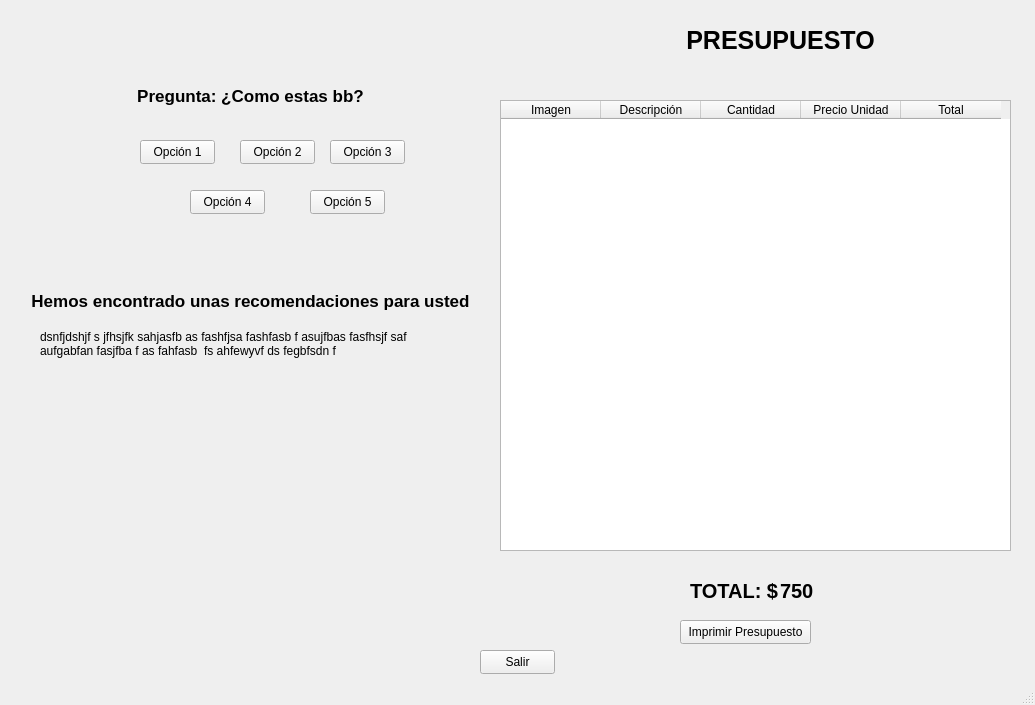
Old version of the form interfaz.ui in the repository IvanArmella/SistemaExperto.
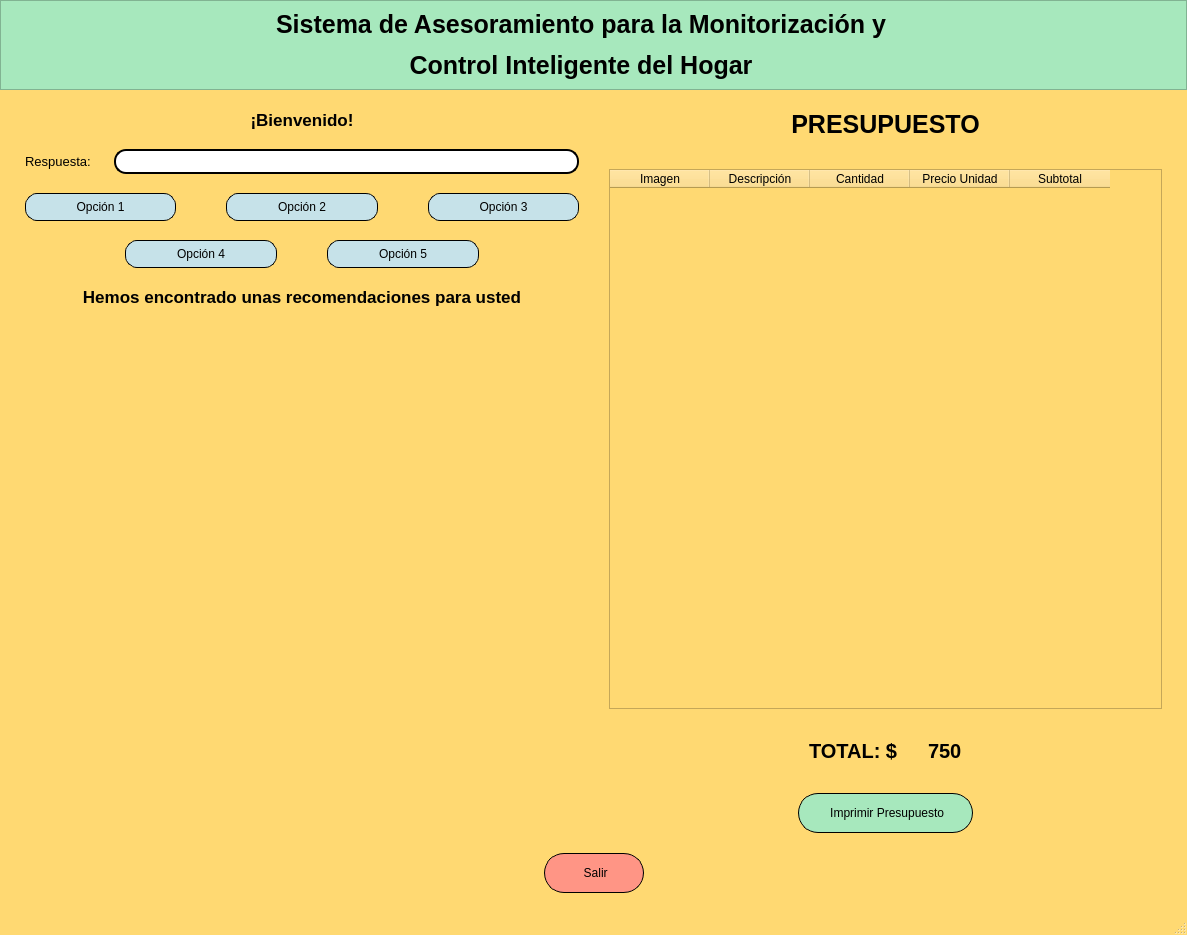
New version of the form. Icons and pictures are not drawn.

```diff
--- a/interfaz.ui
+++ b/interfaz.ui
@@ -6,23 +6,142 @@
    <rect>
     <x>0</x>
     <y>0</y>
-    <width>1035</width>
-    <height>705</height>
+    <width>1187</width>
+    <height>935</height>
    </rect>
   </property>
   <property name="windowTitle">
-   <string>MainWindow</string>
+   <string>Ingeniería del Conocimiento</string>
+  </property>
+  <property name="windowIcon">
+   <iconset>
+    <normaloff>Iconos/domotica_0.png.webp</normaloff>Iconos/domotica_0.png.webp</iconset>
+  </property>
+  <property name="styleSheet">
+   <string notr="true">QMainWindow{
+	background-color:#ffd972;
+}</string>
   </property>
   <widget class="QWidget" name="centralwidget">
+   <property name="styleSheet">
+    <string notr="true">QWidget{
+	background-color:#ffd972
+}</string>
+   </property>
+   <layout class="QVBoxLayout" name="verticalLayout_3">
+    <property name="spacing">
+     <number>20</number>
+    </property>
+    <property name="leftMargin">
+     <number>0</number>
+    </property>
+    <property name="topMargin">
+     <number>0</number>
+    </property>
+    <property name="rightMargin">
+     <number>0</number>
+    </property>
+    <property name="bottomMargin">
+     <number>20</number>
+    </property>
+    <item>
+     <widget class="QFrame" name="frame">
+      <property name="autoFillBackground">
+       <bool>false</bool>
+      </property>
+      <property name="styleSheet">
+       <string notr="true">QFrame{
+	background-color: #a7e8bd
+}</string>
+      </property>
+      <property name="frameShape">
+       <enum>QFrame::StyledPanel</enum>
+      </property>
+      <property name="frameShadow">
+       <enum>QFrame::Raised</enum>
+      </property>
+      <layout class="QHBoxLayout" name="horizontalLayout">
+       <property name="leftMargin">
+        <number>30</number>
+       </property>
+       <property name="rightMargin">
+        <number>30</number>
+       </property>
+       <item>
+        <widget class="QLabel" name="label">
+         <property name="maximumSize">
+          <size>
+           <width>75</width>
+           <height>75</height>
+          </size>
+         </property>
+         <property name="text">
+          <string/>
+         </property>
+         <property name="pixmap">
+          <pixmap>Iconos/logo-fi-unju-gran-formato-vertical-3000x2746.png</pixmap>
+         </property>
+         <property name="scaledContents">
+          <bool>true</bool>
+         </property>
+        </widget>
+       </item>
+       <item>
+        <widget class="QLabel" name="label_5">
+         <property name="font">
+          <font>
+           <pointsize>19</pointsize>
+           <bold>true</bold>
+          </font>
+         </property>
+         <property name="text">
+          <string>&lt;html&gt;&lt;head/&gt;&lt;body&gt;&lt;p&gt;&lt;span style=&quot; color:#000000;&quot;&gt;Sistema de Asesoramiento para la Monitorización y&lt;/span&gt;&lt;/p&gt;&lt;p&gt;&lt;span style=&quot; color:#000000;&quot;&gt;Control Inteligente del Hogar&lt;/span&gt;&lt;/p&gt;&lt;/body&gt;&lt;/html&gt;</string>
+         </property>
+         <property name="alignment">
+          <set>Qt::AlignCenter</set>
+         </property>
+         <property name="wordWrap">
+          <bool>true</bool>
+         </property>
+        </widget>
+       </item>
+       <item>
+        <widget class="QLabel" name="label_3">
+         <property name="maximumSize">
+          <size>
+           <width>100</width>
+           <height>80</height>
+          </size>
+         </property>
+         <property name="text">
+          <string/>
+         </property>
+         <property name="pixmap">
+          <pixmap>Iconos/LOGO-BLANCO-INTECH-Edit.png</pixmap>
+         </property>
+         <property name="scaledContents">
+          <bool>true</bool>
+         </property>
+        </widget>
+       </item>
+      </layout>
+     </widget>
+    </item>
+    <item>
+     <layout class="QHBoxLayout" name="horizontalLayout_8">
+      <property name="spacing">
+       <number>30</number>
+      </property>
+      <item>
+       <layout class="QVBoxLayout" name="verticalLayout" stretch="0,0,0,0,0,2">
+        <property name="spacing">
+         <number>19</number>
+        </property>
+        <property name="leftMargin">
+         <number>25</number>
+        </property>
+        <item>
    <widget class="QLabel" name="lbl_pregunta">
-    <property name="geometry">
-     <rect>
-      <x>30</x>
-      <y>60</y>
-      <width>441</width>
-      <height>71</height>
-     </rect>
-    </property>
     <property name="font">
      <font>
       <pointsize>13</pointsize>
@@ -30,7 +149,7 @@
      </font>
     </property>
     <property name="text">
-     <string>Pregunta: ¿Como estas bb?</string>
+           <string>¡Bienvenido!</string>
     </property>
     <property name="alignment">
      <set>Qt::AlignCenter</set>
@@ -39,80 +158,221 @@
      <bool>true</bool>
     </property>
    </widget>
+        </item>
+        <item>
+         <layout class="QHBoxLayout" name="horizontalLayout_4">
+          <item>
+           <widget class="QLabel" name="label_6">
+            <property name="font">
+             <font>
+              <pointsize>10</pointsize>
+             </font>
+            </property>
+            <property name="text">
+             <string>Respuesta: </string>
+            </property>
+           </widget>
+          </item>
+          <item>
+           <widget class="QLineEdit" name="edt_respuesta">
+            <property name="minimumSize">
+             <size>
+              <width>0</width>
+              <height>25</height>
+             </size>
+            </property>
+            <property name="styleSheet">
+             <string notr="true">QLineEdit{
+	border:2px solid rgb(0,0,0);
+	border-radius:12px;
+	background-color: rgb(255, 255, 255);
+	padding-left: 12px;
+	padding-right: 12px;
+}
+QLineEdit:hover{
+	border: 2px solid rgb(0,0,0)
+}
+QLineEdit:focus{
+	border: 2px solid rgb(85, 170, 255)
+}</string>
+            </property>
+           </widget>
+          </item>
+         </layout>
+        </item>
+        <item>
+         <layout class="QHBoxLayout" name="horizontalLayout_2">
+          <property name="spacing">
+           <number>50</number>
+          </property>
+          <item>
    <widget class="QPushButton" name="btn_opc1">
-    <property name="geometry">
-     <rect>
-      <x>140</x>
-      <y>140</y>
-      <width>75</width>
-      <height>24</height>
-     </rect>
+            <property name="minimumSize">
+             <size>
+              <width>100</width>
+              <height>28</height>
+             </size>
+            </property>
+            <property name="cursor">
+             <cursorShape>PointingHandCursor</cursorShape>
+            </property>
+            <property name="styleSheet">
+             <string notr="true">QPushButton{
+	border:1px solid;
+	border-radius:12px;
+	background-color:#c6e2e9;
+}
+QPushButton:hover{
+	font-weight: bold;
+}
+QPushButton:pressed{
+	background-color:#a7bed3;
+	border:2px solid;
+}</string>
     </property>
     <property name="text">
      <string>Opción 1</string>
     </property>
    </widget>
+          </item>
+          <item>
    <widget class="QPushButton" name="btn_opc2">
-    <property name="geometry">
-     <rect>
-      <x>240</x>
-      <y>140</y>
-      <width>75</width>
-      <height>24</height>
-     </rect>
+            <property name="minimumSize">
+             <size>
+              <width>100</width>
+              <height>28</height>
+             </size>
+            </property>
+            <property name="cursor">
+             <cursorShape>PointingHandCursor</cursorShape>
+            </property>
+            <property name="styleSheet">
+             <string notr="true">QPushButton{
+	border:1px solid;
+	border-radius:12px;
+	background-color:#c6e2e9;
+}
+QPushButton:hover{
+	font-weight: bold;
+}
+QPushButton:pressed{
+	background-color:#a7bed3;
+	border:2px solid;
+}
+</string>
     </property>
     <property name="text">
      <string>Opción 2</string>
     </property>
    </widget>
+          </item>
+          <item>
    <widget class="QPushButton" name="btn_opc3">
-    <property name="geometry">
-     <rect>
-      <x>330</x>
-      <y>140</y>
-      <width>75</width>
-      <height>24</height>
-     </rect>
+            <property name="minimumSize">
+             <size>
+              <width>100</width>
+              <height>28</height>
+             </size>
+            </property>
+            <property name="cursor">
+             <cursorShape>PointingHandCursor</cursorShape>
+            </property>
+            <property name="styleSheet">
+             <string notr="true">QPushButton{
+	border:1px solid;
+	border-radius:12px;
+	background-color:#c6e2e9;
+}
+QPushButton:hover{
+	font-weight: bold;
+}
+QPushButton:pressed{
+	background-color:#a7bed3;
+	border:2px solid;
+}</string>
     </property>
     <property name="text">
      <string>Opción 3</string>
     </property>
    </widget>
-   <widget class="QPushButton" name="btn_opc5">
-    <property name="geometry">
-     <rect>
-      <x>310</x>
-      <y>190</y>
-      <width>75</width>
-      <height>24</height>
-     </rect>
-    </property>
-    <property name="text">
-     <string>Opción 5</string>
-    </property>
-   </widget>
+          </item>
+         </layout>
+        </item>
+        <item>
+         <layout class="QHBoxLayout" name="horizontalLayout_3">
+          <property name="spacing">
+           <number>50</number>
+          </property>
+          <property name="leftMargin">
+           <number>100</number>
+          </property>
+          <property name="rightMargin">
+           <number>100</number>
+          </property>
+          <item>
    <widget class="QPushButton" name="btn_opc4">
-    <property name="geometry">
-     <rect>
-      <x>190</x>
-      <y>190</y>
-      <width>75</width>
-      <height>24</height>
-     </rect>
+            <property name="minimumSize">
+             <size>
+              <width>100</width>
+              <height>28</height>
+             </size>
+            </property>
+            <property name="cursor">
+             <cursorShape>PointingHandCursor</cursorShape>
+            </property>
+            <property name="styleSheet">
+             <string notr="true">QPushButton{
+	border:1px solid;
+	border-radius:12px;
+	background-color:#c6e2e9;
+}
+QPushButton:hover{
+	font-weight: bold;
+}
+QPushButton:pressed{
+	background-color:#a7bed3;
+	border:2px solid;
+}</string>
     </property>
     <property name="text">
      <string>Opción 4</string>
     </property>
    </widget>
+          </item>
+          <item>
+           <widget class="QPushButton" name="btn_opc5">
+            <property name="minimumSize">
+             <size>
+              <width>100</width>
+              <height>28</height>
+             </size>
+            </property>
+            <property name="cursor">
+             <cursorShape>PointingHandCursor</cursorShape>
+            </property>
+            <property name="styleSheet">
+             <string notr="true">QPushButton{
+	border:1px solid;
+	border-radius:12px;
+	background-color:#c6e2e9;
+}
+QPushButton:hover{
+	font-weight: bold;
+}
+QPushButton:pressed{
+	background-color:#a7bed3;
+	border:2px solid;
+}</string>
+            </property>
+            <property name="text">
+             <string>Opción 5</string>
+            </property>
+           </widget>
+          </item>
+         </layout>
+        </item>
+        <item>
    <widget class="QLabel" name="label_2">
-    <property name="geometry">
-     <rect>
-      <x>30</x>
-      <y>280</y>
-      <width>441</width>
-      <height>41</height>
-     </rect>
-    </property>
     <property name="font">
      <font>
       <pointsize>13</pointsize>
@@ -132,14 +392,13 @@
      <set>Qt::AlignCenter</set>
     </property>
    </widget>
+        </item>
+        <item>
    <widget class="QLabel" name="lbl_recomendaciones">
-    <property name="geometry">
-     <rect>
-      <x>40</x>
-      <y>330</y>
-      <width>421</width>
-      <height>281</height>
-     </rect>
+          <property name="font">
+           <font>
+            <pointsize>10</pointsize>
+           </font>
     </property>
     <property name="autoFillBackground">
      <bool>false</bool>
@@ -148,7 +407,7 @@
      <enum>QFrame::Plain</enum>
     </property>
     <property name="text">
-     <string>dsnfjdshjf s jfhsjfk sahjasfb as fashfjsa fashfasb f asujfbas fasfhsjf saf aufgabfan fasjfba f as fahfasb  fs ahfewyvf ds fegbfsdn f</string>
+           <string/>
     </property>
     <property name="textFormat">
      <enum>Qt::PlainText</enum>
@@ -163,15 +422,16 @@
      <bool>true</bool>
     </property>
    </widget>
+        </item>
+       </layout>
+      </item>
+      <item>
+       <layout class="QVBoxLayout" name="verticalLayout_2">
+        <property name="rightMargin">
+         <number>25</number>
+        </property>
+        <item>
    <widget class="QLabel" name="label_4">
-    <property name="geometry">
-     <rect>
-      <x>560</x>
-      <y>20</y>
-      <width>441</width>
-      <height>41</height>
-     </rect>
-    </property>
     <property name="font">
      <font>
       <pointsize>19</pointsize>
@@ -188,19 +448,49 @@
      <bool>true</bool>
     </property>
    </widget>
+        </item>
+        <item>
    <widget class="QTableWidget" name="table_presupuesto">
-    <property name="geometry">
-     <rect>
-      <x>500</x>
-      <y>100</y>
-      <width>511</width>
-      <height>451</height>
-     </rect>
+          <property name="minimumSize">
+           <size>
+            <width>520</width>
+            <height>0</height>
+           </size>
+          </property>
+          <property name="font">
+           <font>
+            <pointsize>10</pointsize>
+           </font>
+          </property>
+          <property name="frameShape">
+           <enum>QFrame::StyledPanel</enum>
+          </property>
+          <property name="frameShadow">
+           <enum>QFrame::Plain</enum>
+          </property>
+          <property name="autoScroll">
+           <bool>true</bool>
+          </property>
+          <property name="tabKeyNavigation">
+           <bool>true</bool>
+          </property>
+          <property name="alternatingRowColors">
+           <bool>false</bool>
+          </property>
+          <property name="sortingEnabled">
+           <bool>true</bool>
     </property>
     <column>
      <property name="text">
       <string>Imagen</string>
      </property>
+           <property name="background">
+            <color>
+             <red>255</red>
+             <green>255</green>
+             <blue>255</blue>
+            </color>
+           </property>
     </column>
     <column>
      <property name="text">
@@ -219,45 +509,28 @@
     </column>
     <column>
      <property name="text">
-      <string>Total</string>
+            <string>Subtotal</string>
      </property>
     </column>
    </widget>
-   <widget class="QPushButton" name="btn_imprimir">
-    <property name="geometry">
-     <rect>
-      <x>680</x>
-      <y>620</y>
-      <width>131</width>
-      <height>24</height>
-     </rect>
-    </property>
-    <property name="text">
-     <string>Imprimir Presupuesto</string>
-    </property>
-   </widget>
-   <widget class="QPushButton" name="btn_salir">
-    <property name="geometry">
-     <rect>
-      <x>480</x>
-      <y>650</y>
-      <width>75</width>
-      <height>24</height>
-     </rect>
-    </property>
-    <property name="text">
-     <string>Salir</string>
-    </property>
-   </widget>
+        </item>
+        <item>
+         <layout class="QHBoxLayout" name="horizontalLayout_5">
+          <item>
+           <spacer name="horizontalSpacer_3">
+            <property name="orientation">
+             <enum>Qt::Horizontal</enum>
+            </property>
+            <property name="sizeHint" stdset="0">
+             <size>
+              <width>40</width>
+              <height>20</height>
+             </size>
+            </property>
+           </spacer>
+          </item>
+          <item>
    <widget class="QLabel" name="lbl_txt_total">
-    <property name="geometry">
-     <rect>
-      <x>690</x>
-      <y>580</y>
-      <width>121</width>
-      <height>21</height>
-     </rect>
-    </property>
     <property name="font">
      <font>
       <pointsize>15</pointsize>
@@ -268,15 +541,9 @@
      <string>TOTAL: $</string>
     </property>
    </widget>
+          </item>
+          <item>
    <widget class="QLabel" name="lbl_total">
-    <property name="geometry">
-     <rect>
-      <x>780</x>
-      <y>580</y>
-      <width>121</width>
-      <height>21</height>
-     </rect>
-    </property>
     <property name="font">
      <font>
       <pointsize>15</pointsize>
@@ -287,6 +554,155 @@
      <string>750</string>
     </property>
    </widget>
+          </item>
+          <item>
+           <spacer name="horizontalSpacer_4">
+            <property name="orientation">
+             <enum>Qt::Horizontal</enum>
+            </property>
+            <property name="sizeHint" stdset="0">
+             <size>
+              <width>40</width>
+              <height>20</height>
+             </size>
+            </property>
+           </spacer>
+          </item>
+         </layout>
+        </item>
+        <item>
+         <layout class="QHBoxLayout" name="horizontalLayout_6">
+          <item>
+           <spacer name="horizontalSpacer">
+            <property name="orientation">
+             <enum>Qt::Horizontal</enum>
+            </property>
+            <property name="sizeHint" stdset="0">
+             <size>
+              <width>40</width>
+              <height>20</height>
+             </size>
+            </property>
+           </spacer>
+          </item>
+          <item>
+           <widget class="QPushButton" name="btn_imprimir">
+            <property name="minimumSize">
+             <size>
+              <width>175</width>
+              <height>40</height>
+             </size>
+            </property>
+            <property name="styleSheet">
+             <string notr="true">QPushButton{
+	border:1px solid;
+	border-radius:20px;
+	background-color:#a7e8bd;
+}
+QPushButton:hover{
+	font-weight: bold;
+}
+QPushButton:pressed{
+	background-color:#04e762;
+	border:2px solid;
+}</string>
+            </property>
+            <property name="text">
+             <string> Imprimir Presupuesto</string>
+            </property>
+            <property name="icon">
+             <iconset>
+              <normaloff>Iconos/impresora.png</normaloff>Iconos/impresora.png</iconset>
+            </property>
+           </widget>
+          </item>
+          <item>
+           <spacer name="horizontalSpacer_2">
+            <property name="orientation">
+             <enum>Qt::Horizontal</enum>
+            </property>
+            <property name="sizeHint" stdset="0">
+             <size>
+              <width>40</width>
+              <height>20</height>
+             </size>
+            </property>
+           </spacer>
+          </item>
+         </layout>
+        </item>
+       </layout>
+      </item>
+     </layout>
+    </item>
+    <item>
+     <layout class="QHBoxLayout" name="horizontalLayout_7">
+      <property name="leftMargin">
+       <number>25</number>
+      </property>
+      <property name="rightMargin">
+       <number>25</number>
+      </property>
+      <item>
+       <spacer name="horizontalSpacer_6">
+        <property name="orientation">
+         <enum>Qt::Horizontal</enum>
+        </property>
+        <property name="sizeHint" stdset="0">
+         <size>
+          <width>40</width>
+          <height>20</height>
+         </size>
+        </property>
+       </spacer>
+      </item>
+      <item>
+       <widget class="QPushButton" name="btn_salir">
+        <property name="minimumSize">
+         <size>
+          <width>100</width>
+          <height>40</height>
+         </size>
+        </property>
+        <property name="styleSheet">
+         <string notr="true">QPushButton{
+	border:1px solid;
+	border-radius:20px;
+	background-color:#ff9585;
+}
+QPushButton:hover{
+	font-weight: bold;
+}
+QPushButton:pressed{
+	background-color:#ff6f59;
+	border:2px solid;
+}</string>
+        </property>
+        <property name="text">
+         <string> Salir</string>
+        </property>
+        <property name="icon">
+         <iconset>
+          <normaloff>Iconos/cerrar-sesion.png</normaloff>Iconos/cerrar-sesion.png</iconset>
+        </property>
+       </widget>
+      </item>
+      <item>
+       <spacer name="horizontalSpacer_7">
+        <property name="orientation">
+         <enum>Qt::Horizontal</enum>
+        </property>
+        <property name="sizeHint" stdset="0">
+         <size>
+          <width>40</width>
+          <height>20</height>
+         </size>
+        </property>
+       </spacer>
+      </item>
+     </layout>
+    </item>
+   </layout>
    <zorder>table_presupuesto</zorder>
    <zorder>lbl_pregunta</zorder>
    <zorder>btn_opc1</zorder>
```
Left out of the diff: 15 changed lines with no effect on the pictures. Lines whose indentation alone changed are shown as unchanged.
